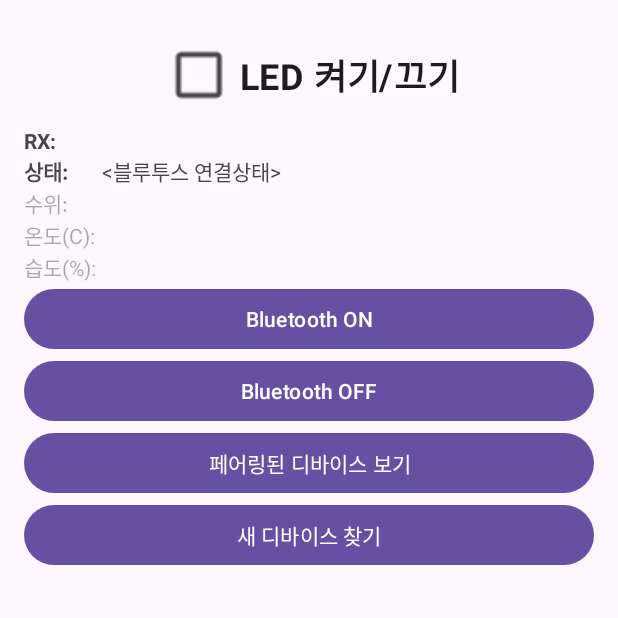
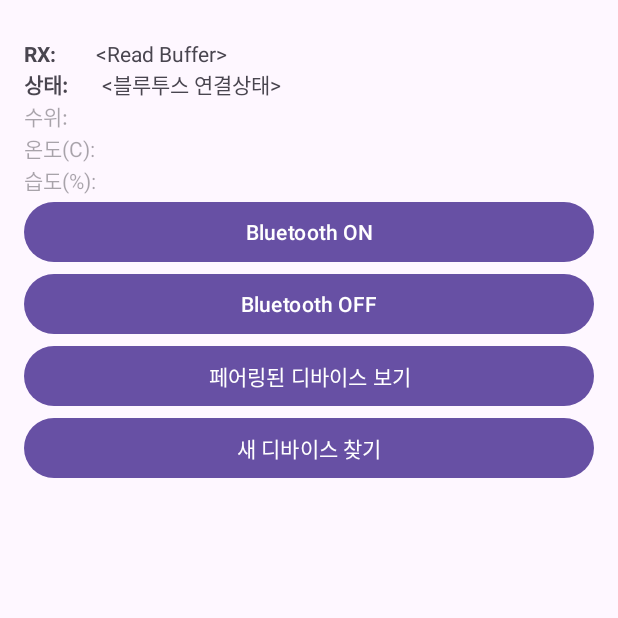
Before and after one commit to UC-ICT/Capstone, an Android app: the screen it shows after launch (MainActivity), on a phone screen of 412 x 824 dp, the top half of it. Run offline under Robolectric (Android 15) with nearby library versions, the phone set to English and light mode, and no system bars.

Commit message:
액티비티별 통신 구현
데이터 업데이트될 때마다 화면 새로고침되던 현상 해결

```diff
--- a/2024 Capstone/Easy_Plant(Dev)/SW/app/src/main/AndroidManifest.xml
+++ b/2024 Capstone/Easy_Plant(Dev)/SW/app/src/main/AndroidManifest.xml
@@ -40,6 +40,9 @@
                 <category android:name="android.intent.category.LAUNCHER" />
             </intent-filter>
         </activity>
+
+        <service android:name=".ArduinoDataService" />
+
     </application>
 
 </manifest>
--- a/2024 Capstone/Easy_Plant(Dev)/SW/app/src/main/java/kr/ac/uc/home/ConnectedThread.java
+++ b/2024 Capstone/Easy_Plant(Dev)/SW/app/src/main/java/kr/ac/uc/home/ConnectedThread.java
@@ -53,6 +53,8 @@ public class ConnectedThread extends Thread{
                     bytes = mmInStream.available(); // 다시 읽을 수 있는 바이트 수 확인
                     bytes = mmInStream.read(buffer, 0, bytes); // 실제로 읽은 바이트 수를 버퍼에 저장
 
+                    String readMessage = new String(buffer, 0, bytes, StandardCharsets.UTF_8); // 아두이노에서 보낸 데이터 읽기
+
                     mHandler.obtainMessage(MainActivity.MESSAGE_READ, bytes, -1, buffer)
                             .sendToTarget(); // 읽은 바이트를 핸들러에 메시지로 보내서 UI 업데이트
                 }
--- a/2024 Capstone/Easy_Plant(Dev)/SW/app/src/main/java/kr/ac/uc/home/MainActivity.java
+++ b/2024 Capstone/Easy_Plant(Dev)/SW/app/src/main/java/kr/ac/uc/home/MainActivity.java
@@ -35,6 +35,7 @@ import androidx.core.content.ContextCompat;
 import androidx.appcompat.app.AppCompatActivity; // 추가 AppCompat 상호작용
 import androidx.core.app.ActivityCompat;
 import androidx.lifecycle.ViewModelProvider;
+import androidx.localbroadcastmanager.content.LocalBroadcastManager;
 
 import java.io.IOException; // IO 예외 클래스 임포트
 import java.lang.reflect.Method; // 리플렉션 메소드 클래스 임포트
@@ -45,6 +46,8 @@ import java.util.UUID; // UUID 클래스 임포트
 public class MainActivity extends AppCompatActivity {
 
     private final String TAG = MainActivity.class.getSimpleName(); // 로그 태그
+    static final String ACTION_SEND_DATA = "com.example.app.SEND_DATA";
+    public static final String SENSOR_DATA = "Sensor Data";
 
     private static final UUID BT_MODULE_UUID = UUID.fromString("00001101-0000-1000-8000-00805F9B34FB"); // "임의"의 고유 식별자
 
@@ -57,9 +60,6 @@ public class MainActivity extends AppCompatActivity {
 
     // GUI 구성 요소
     private TextView mBluetoothStatus; // 블루투스 상태 텍스트뷰
-    private TextView tvWaterLevel;
-    private TextView tvTemp;
-    private TextView tvHumi;
     private Button mScanBtn; // 스캔 버튼
     private Button mOffBtn; // 블루투스 끄기 버튼
     private Button mListPairedDevicesBtn; // 페어링된 장치 목록 버튼
@@ -109,13 +109,9 @@ public class MainActivity extends AppCompatActivity {
         checkPermissions();
 
         mBluetoothStatus = (TextView)findViewById(R.id.bluetooth_status); // 블루투스 상태 텍스트뷰 초기화
-        tvWaterLevel = (TextView) findViewById(R.id.tvWaterLevel);
-        tvTemp = (TextView) findViewById(R.id.tvTemp);
-        tvHumi = (TextView) findViewById(R.id.tvHumi);
         mScanBtn = (Button)findViewById(R.id.scan); // 스캔 버튼 초기화
         mOffBtn = (Button)findViewById(R.id.off); // 블루투스 끄기 버튼 초기화
         mListPairedDevicesBtn = (Button)findViewById(R.id.paired_btn); // 페어링된 장치 목록 버튼 초기화
-        mLED1 = (CheckBox)findViewById(R.id.checkbox_led_1); // LED1 체크박스 초기화
 
         mBTArrayAdapter = new ArrayAdapter<>(this, android.R.layout.simple_list_item_1); // 블루투스 어레이 어댑터 초기화
         mBTAdapter = BluetoothAdapter.getDefaultAdapter(); // 블루투스 어댑터 초기화
@@ -135,21 +131,22 @@ public class MainActivity extends AppCompatActivity {
                 if(msg.what == MESSAGE_READ){ // 메시지가 읽기 메시지일 경우
                     byte[] readBuffer = (byte[]) msg.obj;
                     String readMessage = new String(readBuffer, StandardCharsets.UTF_8);
-                    // 데이터를 구분하여 TextView에 표시
-                    String[] data = readMessage.split("\n");
-                    for (int i = 0; i < data.length - 1; i++){
-                        Log.d(TAG, "센서데이터: " + data[i]);
-                    }
+                    // 데이터를 구분하여 Intent에 넣기
+                    String data = readMessage.trim();
+
+                    sendDataToActivity(data);
+                    Log.d(TAG, "온도: " + data);
+
                 }else{
                     Log.e(TAG, "수신된 메시지가 바이트 배열이 아닙니다.");
                 }
-
+                mConnectedThread.write("1");
                 if(msg.what == CONNECTING_STATUS) { // 메시지가 연결 상태일 경우
                     if (msg.arg1 == 1) { // 연결 성공 시
                         mBluetoothStatus.setText(getString(R.string.BTConnected) + msg.obj);
-                        //Intent homeIntent = new Intent(MainActivity.this, home.class);
-                        //homeActivityLauncher.launch(homeIntent);
-                        //finish();
+                        Intent homeIntent = new Intent(MainActivity.this, home.class);
+                        homeActivityLauncher.launch(homeIntent);
+                        finish();
                     }
                     else // 연결 실패 시
                         mBluetoothStatus.setText(getString(R.string.BTconnFail));
@@ -163,20 +160,6 @@ public class MainActivity extends AppCompatActivity {
             Toast.makeText(getApplicationContext(),getString(R.string.sBTdevNF),Toast.LENGTH_SHORT).show(); // 토스트 메시지 출력
         }
         else {
-            // LED1 체크박스 클릭 리스너 설정
-            mLED1.setOnClickListener(new View.OnClickListener(){
-                @Override
-                public void onClick(View v){
-                    if(mConnectedThread != null) { // 스레드가 생성된 경우
-                        if (mLED1.isChecked()){
-                            mConnectedThread.write("1"); // "1" 메시지 전송
-                        }else{
-                            mConnectedThread.write("0"); // "0" 메시지 전송
-                        }
-                    }
-                }
-            });
-
             // 스캔 버튼 클릭 리스너 설정
             mScanBtn.setOnClickListener(new View.OnClickListener() {
                 @Override
@@ -203,6 +186,14 @@ public class MainActivity extends AppCompatActivity {
 
         }
     }
+
+    private void sendDataToActivity(String data) {
+        Intent intent = new Intent(ACTION_SEND_DATA);
+        intent.putExtra(SENSOR_DATA, data);
+        LocalBroadcastManager.getInstance(this).sendBroadcast(intent);
+        Log.d(TAG, "로컬매니저가 보내는 Extra값: " + intent);
+    }
+
     public void onRequestPermissionsResult(int requestCode, @NonNull String[] permissions, @NonNull int[] grantResults) {
         super.onRequestPermissionsResult(requestCode, permissions, grantResults);
         switch (requestCode) {
@@ -271,8 +262,8 @@ public class MainActivity extends AppCompatActivity {
     private void bluetoothOff() {
         if (ContextCompat.checkSelfPermission(this, Manifest.permission.BLUETOOTH_ADMIN) == PackageManager.PERMISSION_GRANTED) {
             mBTAdapter.disable();
-            mBluetoothStatus.setText(getString(R.string.sBTdisabl));
             Toast.makeText(getApplicationContext(), "Bluetooth turned Off", Toast.LENGTH_SHORT).show();
+            mConnectedThread.cancel();
         } else {
             checkPermissions(); // 필요한 권한 요청
         }
--- a/2024 Capstone/Easy_Plant(Dev)/SW/app/src/main/res/layout/activity_light.xml
+++ b/2024 Capstone/Easy_Plant(Dev)/SW/app/src/main/res/layout/activity_light.xml
@@ -45,12 +45,14 @@
         android:id="@+id/tvTemp"
         android:layout_width="wrap_content"
         android:layout_height="wrap_content"
-        android:hint="온도(C): "/>
+        android:hint="온도(C): "
+        android:textSize="40sp"/>
     <TextView
         android:id="@+id/tvHumi"
         android:layout_width="wrap_content"
         android:layout_height="wrap_content"
-        android:hint="습도(%): "/>
+        android:hint="습도(%): "
+        android:textSize="40sp"/>
 
     <!--Button-->
     <LinearLayout
--- a/2024 Capstone/Easy_Plant(Dev)/SW/app/src/main/res/layout/activity_main.xml
+++ b/2024 Capstone/Easy_Plant(Dev)/SW/app/src/main/res/layout/activity_main.xml
@@ -4,24 +4,11 @@
     android:layout_width="match_parent"
     android:layout_height="match_parent"
     android:orientation="vertical"
-    android:paddingLeft="16dp"
-    android:paddingTop="16dp"
-    android:paddingRight="16dp"
-    android:paddingBottom="16dp"
-    tools:context="kr.ac.uc.home.MainActivity"
-    >
+    android:padding="16dp">
 
-    <CheckBox
-        android:id="@+id/checkbox_led_1"
-        android:layout_width="wrap_content"
-        android:layout_height="wrap_content"
-        android:layout_gravity="center_horizontal"
-        android:layout_marginTop="10dp"
-        android:checked="false"
-        android:scaleX="1.7"
-        android:scaleY="1.7"
-        android:text="LED 켜기/끄기"
-        android:textStyle="bold" />
+    <!-- 상태 정보 표시 -->
+
+    <!-- 버튼들 -->
 
     <LinearLayout
         android:layout_width="match_parent"
@@ -38,7 +25,14 @@
             android:text="RX:"
             android:textStyle="bold" />
 
-
+        <TextView
+            android:id="@+id/read_buffer"
+            android:layout_width="wrap_content"
+            android:layout_height="wrap_content"
+            android:layout_weight="0.9"
+            android:ellipsize="end"
+            android:maxLines="1"
+            android:text="&lt;Read Buffer>" />
     </LinearLayout>
 
     <LinearLayout
@@ -110,4 +104,5 @@
         android:layout_width="wrap_content"
         android:layout_height="wrap_content"
         android:choiceMode="singleChoice" />
+
 </LinearLayout>
```
Also changed, not shown: 2024 Capstone/Easy_Plant(Dev)/SW/app/src/main/java/kr/ac/uc/home/Light.java (+12 -27 lines), 2024 Capstone/Easy_Plant(Dev)/SW/app/src/main/java/kr/ac/uc/home/home.java (+56 -31 lines), 2024 Capstone/Easy_Plant(Dev)/SW/app/src/main/res/layout/activity_home.xml (+0 -18 lines).
